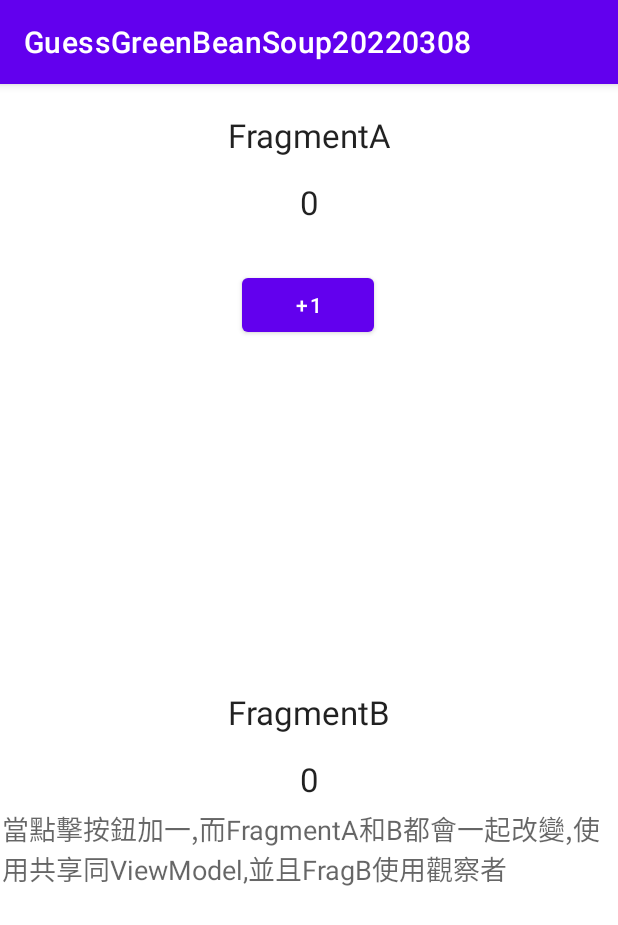
After one commit to maxtsai1991/GuessGreenBeanSoup20220308, an Android app: the FragA screen opened directly, with no data from a screen before it, on a phone screen of 412 x 824 dp. The commit adds this screen. Shown: the top 925 px of the screen. Run offline under Robolectric (Android 15) with nearby library versions, the phone set to English and light mode, and no system bars; network calls fail.

Commit message:
增加 Android Jetpack 入門課程(騰訊課程) ViewModel的使用 參考 : https://ke.qq.com/course/4128266/12397062326779402 ,當點擊按鈕加一,而Fragment A & B都會一起改變,因為FragmentA & FragmentB共享TextView(tvCount) 使用ViewModel & MutableLiveData & observe (觀察者)

```diff
--- a/app/src/main/AndroidManifest.xml
+++ b/app/src/main/AndroidManifest.xml
@@ -18,6 +18,9 @@
         android:supportsRtl="true"
         android:theme="@style/Theme.GuessGreenBeanSoup"
         android:usesCleartextTraffic="true">
+        <activity
+            android:name=".ViewModelsUseFragmentActivity"
+            android:exported="false" />
         <activity
             android:name=".ViewModelActivity"
             android:exported="false" />
--- /dev/null
+++ b/app/src/main/java/com/max/guess/FragA.kt
@@ -0,0 +1,46 @@
+package com.max.guess
+
+import android.os.Bundle
+import android.view.LayoutInflater
+import android.view.View
+import android.view.ViewGroup
+import android.widget.Button
+import android.widget.TextView
+import androidx.fragment.app.Fragment
+import androidx.fragment.app.activityViewModels
+
+class FragA :Fragment() , View.OnClickListener{
+
+    private lateinit var tvCount :TextView
+    private lateinit var btnAdd :Button
+    private val model:ShareViewModel by activityViewModels() // 在Fragment 要使用 by activityViewModels()這個 ,而在Activity 則使用 by viewModels()
+    private var n = 0
+
+    override fun onCreateView(
+        inflater: LayoutInflater,
+        container: ViewGroup?,
+        savedInstanceState: Bundle?
+    ): View? {
+        val view :View = LayoutInflater.from(requireContext()).inflate(R.layout.frag_a_layout,container,false)
+
+        tvCount = view.findViewById(R.id.tv_count)
+        btnAdd = view.findViewById(R.id.button)
+        btnAdd.setOnClickListener(this)
+        tvCount.text = model.count.value.toString()
+
+        return view
+    }
+
+    override fun onClick(v: View?) {
+        /**
+         *  n 加 1 的時候, EX : n++
+         *  去改變model.count的值, EX : model.count.value = n
+         *  同時頁面上的TextView(tvCount)也去改變,並且轉成字串格式 EX : tvCount.text = n.toString()
+         */
+        n++
+//        model.count.value = n
+        model.add(n) // 等同 model.count.value = n 意思
+        tvCount.text = n.toString()
+    }
+
+}
--- /dev/null
+++ b/app/src/main/java/com/max/guess/FragB.kt
@@ -0,0 +1,35 @@
+package com.max.guess
+
+import android.os.Bundle
+import android.view.LayoutInflater
+import android.view.View
+import android.view.ViewGroup
+import android.widget.TextView
+import androidx.fragment.app.Fragment
+import androidx.fragment.app.activityViewModels
+
+class FragB : Fragment(){
+
+    private val model:ShareViewModel by activityViewModels() // 在Fragment 要使用 by activityViewModels()這個 ,而在Activity 則使用 by viewModels()
+    private lateinit var tvCount : TextView
+
+    override fun onCreateView(
+        inflater: LayoutInflater,
+        container: ViewGroup?,
+        savedInstanceState: Bundle?
+    ): View? {
+        val view : View = LayoutInflater.from(requireContext()).inflate(R.layout.frag_b_layout,container,false)
+
+        tvCount = view.findViewById(R.id.tv_count)
+
+        /**
+         * it 就是model.count的Valve值
+         * 當model.count發生變化的時候 , FragB就能監聽的到 , FragB是觀察者
+         */
+        model.count.observe(viewLifecycleOwner){
+            tvCount.text = it.toString() // 當FragA 的TextView(tvCount)發生變化的時候 , FragB 也會發生變化 , 因為FragB 觀察model.count , 這樣就可以達到共享的作用 , 也就實現FragA & FragB 共享ShareViewModel.kt 裡的count Value值
+        }
+        return view
+    }
+
+}
--- a/app/src/main/java/com/max/guess/RecyclerViewMainActivity.kt
+++ b/app/src/main/java/com/max/guess/RecyclerViewMainActivity.kt
@@ -172,7 +172,7 @@ class RecyclerViewMainActivity : AppCompatActivity() {
         "6.Maps(地圖)",
         "7.LifeCycleDemo",
         "8.ViewModel",
-        "9.RecyclerViewDataTest3",
+        "9.ViewModelsUseFragment",
         "10.RecyclerViewDataTest4",
         "11.RecyclerViewDataTest5",
         "12.RecyclerViewDataTest6",
@@ -272,7 +272,8 @@ class RecyclerViewMainActivity : AppCompatActivity() {
          * position 4 News(最新消息)選項
          * position 5 Snooker(網路API資料)
          * position 7 Android Jetpack 第二章 lifecycledemo範例 : LifecycleOwner（被观察者）和LifecycleObserver（观察者）。即通过观察者模式，实现对页面生命周期的监听 如何使用 ? A : 查看Log (startGetLocation() & stopGetLocation())
-         * position 8 Android Jetpack 入門課程第一期(騰訊課程) ViewModel的使用 參考 : https://ke.qq.com/course/4128266 , 使用ViewModel 當翻轉螢幕時,不會銷毀畫面Data ; 點擊按鈕及加一
+         * position 8 Android Jetpack 入門課程(騰訊課程) ViewModel的使用 參考 : https://ke.qq.com/course/4128266 , 使用ViewModel 當翻轉螢幕時,不會銷毀畫面Data ; 點擊按鈕及加一
+         * position 9 Android Jetpack 入門課程(騰訊課程) ViewModel實戰案例 參考 : https://ke.qq.com/course/4128266/12397062326779402 , 當點擊按鈕加一,而Fragment A & B 都會一起改變,因為FragmentA & FragmentB 共享 TextView(tvCount)使用 ViewModel & MutableLiveData & observe(觀察者)
          * 以此類推
          * 7-2章節 目前只有導兩個不同頁面 ,其他以外未設定, 就用else -> return
          */
@@ -293,6 +294,7 @@ class RecyclerViewMainActivity : AppCompatActivity() {
             5 -> startActivity(Intent(this,SnookerActivity::class.java))
             7 -> startActivity(Intent(this,LifeCycleDemoActivity::class.java))
             8 -> startActivity(Intent(this,ViewModelActivity::class.java))
+            9 -> startActivity(Intent(this,ViewModelsUseFragmentActivity::class.java))
             else -> return
         }
     }
--- /dev/null
+++ b/app/src/main/java/com/max/guess/ShareViewModel.kt
@@ -0,0 +1,13 @@
+package com.max.guess
+
+import androidx.lifecycle.MutableLiveData
+import androidx.lifecycle.ViewModel
+
+class ShareViewModel :ViewModel(){
+
+    var count : MutableLiveData<Int> = MutableLiveData<Int>(0)
+
+    fun add(n:Int){
+        count.value = n
+    }
+}
--- /dev/null
+++ b/app/src/main/java/com/max/guess/ViewModelsUseFragmentActivity.kt
@@ -0,0 +1,15 @@
+package com.max.guess
+
+import androidx.appcompat.app.AppCompatActivity
+import android.os.Bundle
+
+class ViewModelsUseFragmentActivity : AppCompatActivity() {
+    /**
+     * 該範例邏輯 : 當點擊按鈕加一,而Fragment A & B 都會一起改變,因為Fragment A & Fragment B 共享 TextView(tvCount) 使用 ViewModel & MutableLiveData & observe (觀察者)
+     * 參考 : https://ke.qq.com/course/4128266/12397062326779402
+     */
+    override fun onCreate(savedInstanceState: Bundle?) {
+        super.onCreate(savedInstanceState)
+        setContentView(R.layout.activity_view_models_use_fragment)
+    }
+}
--- /dev/null
+++ b/app/src/main/res/layout/activity_view_models_use_fragment.xml
@@ -0,0 +1,38 @@
+<?xml version="1.0" encoding="utf-8"?>
+<androidx.constraintlayout.widget.ConstraintLayout xmlns:android="http://schemas.android.com/apk/res/android"
+    xmlns:app="http://schemas.android.com/apk/res-auto"
+    xmlns:tools="http://schemas.android.com/tools"
+    android:layout_width="match_parent"
+    android:layout_height="match_parent"
+    tools:context=".ViewModelsUseFragmentActivity">
+
+    <LinearLayout
+        android:layout_width="0dp"
+        android:layout_height="0dp"
+        android:layout_marginStart="1dp"
+        android:layout_marginTop="1dp"
+        android:layout_marginEnd="1dp"
+        android:layout_marginBottom="1dp"
+        android:orientation="vertical"
+        app:layout_constraintBottom_toBottomOf="parent"
+        app:layout_constraintEnd_toEndOf="parent"
+        app:layout_constraintStart_toStartOf="parent"
+        app:layout_constraintTop_toTopOf="parent">
+
+        <fragment
+            android:id="@+id/fragment_a"
+            android:name="com.max.guess.FragA"
+            android:layout_width="match_parent"
+            android:layout_height="0dp"
+            android:layout_weight="1" />
+
+        <fragment
+            android:id="@+id/fragment_b"
+            android:name="com.max.guess.FragB"
+            android:layout_width="match_parent"
+            android:layout_height="0dp"
+            android:layout_weight="1" />
+
+    </LinearLayout>
+
+</androidx.constraintlayout.widget.ConstraintLayout>
--- /dev/null
+++ b/app/src/main/res/layout/frag_a_layout.xml
@@ -0,0 +1,40 @@
+<?xml version="1.0" encoding="utf-8"?>
+<androidx.constraintlayout.widget.ConstraintLayout xmlns:android="http://schemas.android.com/apk/res/android"
+    xmlns:app="http://schemas.android.com/apk/res-auto"
+    xmlns:tools="http://schemas.android.com/tools"
+    android:layout_width="match_parent"
+    android:layout_height="match_parent">
+
+    <TextView
+        android:id="@+id/tv_count"
+        android:layout_width="wrap_content"
+        android:layout_height="wrap_content"
+        android:layout_marginTop="15dp"
+        android:text="0"
+        android:textAppearance="@style/TextAppearance.AppCompat.Large"
+        app:layout_constraintEnd_toEndOf="parent"
+        app:layout_constraintStart_toStartOf="parent"
+        app:layout_constraintTop_toBottomOf="@+id/textView7" />
+
+    <Button
+        android:id="@+id/button"
+        android:layout_width="wrap_content"
+        android:layout_height="wrap_content"
+        android:layout_marginTop="30dp"
+        android:text="+1"
+        app:layout_constraintEnd_toEndOf="parent"
+        app:layout_constraintHorizontal_bias="0.498"
+        app:layout_constraintStart_toStartOf="parent"
+        app:layout_constraintTop_toBottomOf="@+id/tv_count" />
+
+    <TextView
+        android:id="@+id/textView7"
+        android:layout_width="wrap_content"
+        android:layout_height="wrap_content"
+        android:layout_marginTop="18dp"
+        android:text="FragmentA"
+        android:textAppearance="@style/TextAppearance.AppCompat.Large"
+        app:layout_constraintEnd_toEndOf="parent"
+        app:layout_constraintStart_toStartOf="parent"
+        app:layout_constraintTop_toTopOf="parent" />
+</androidx.constraintlayout.widget.ConstraintLayout>
--- /dev/null
+++ b/app/src/main/res/layout/frag_b_layout.xml
@@ -0,0 +1,40 @@
+<?xml version="1.0" encoding="utf-8"?>
+<androidx.constraintlayout.widget.ConstraintLayout xmlns:android="http://schemas.android.com/apk/res/android"
+    xmlns:app="http://schemas.android.com/apk/res-auto"
+    xmlns:tools="http://schemas.android.com/tools"
+    android:layout_width="match_parent"
+    android:layout_height="match_parent">
+
+    <TextView
+        android:id="@+id/tv_count"
+        android:layout_width="wrap_content"
+        android:layout_height="wrap_content"
+        android:layout_marginTop="15dp"
+        android:text="0"
+        android:textAppearance="@style/TextAppearance.AppCompat.Large"
+        app:layout_constraintEnd_toEndOf="parent"
+        app:layout_constraintStart_toStartOf="parent"
+        app:layout_constraintTop_toBottomOf="@+id/textView5" />
+
+    <TextView
+        android:id="@+id/textView5"
+        android:layout_width="wrap_content"
+        android:layout_height="wrap_content"
+        android:layout_marginTop="20dp"
+        android:text="FragmentB"
+        android:textAppearance="@style/TextAppearance.AppCompat.Large"
+        app:layout_constraintEnd_toEndOf="parent"
+        app:layout_constraintStart_toStartOf="parent"
+        app:layout_constraintTop_toTopOf="parent" />
+
+    <TextView
+        android:id="@+id/textView8"
+        android:layout_width="0dp"
+        android:layout_height="wrap_content"
+        android:layout_marginTop="5dp"
+        android:text="當點擊按鈕加一,而FragmentA和B都會一起改變,使用共享同ViewModel,並且FragB使用觀察者"
+        android:textAppearance="@style/TextAppearance.AppCompat.Medium"
+        app:layout_constraintEnd_toEndOf="parent"
+        app:layout_constraintStart_toStartOf="parent"
+        app:layout_constraintTop_toBottomOf="@+id/tv_count" />
+</androidx.constraintlayout.widget.ConstraintLayout>
--- a/app/src/main/res/values/strings.xml
+++ b/app/src/main/res/values/strings.xml
@@ -7,7 +7,6 @@
     <string name="Smaller">再小一點(Smaller)</string>
     <string name="dialog_title">訊息(Message)</string>
     <string name="Cancel">取消(Cancel)</string>
-
 
 
     <string name="title_activity_material" translatable="false">MaterialActivity</string>
```
